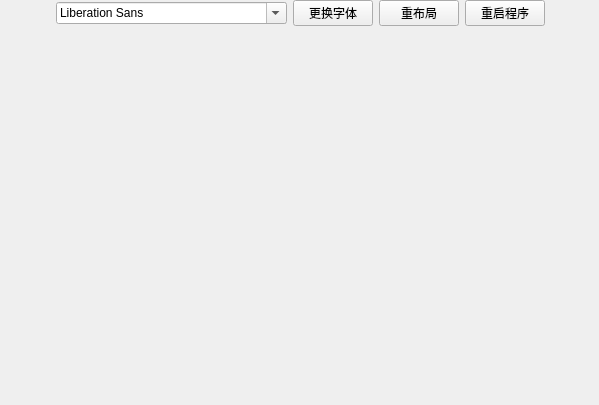
Before: the Qt Designer form include/Setting/styleSetting.ui in hymnly133/Sapphire-EnhancedDesktop, drawn with Qt 5.
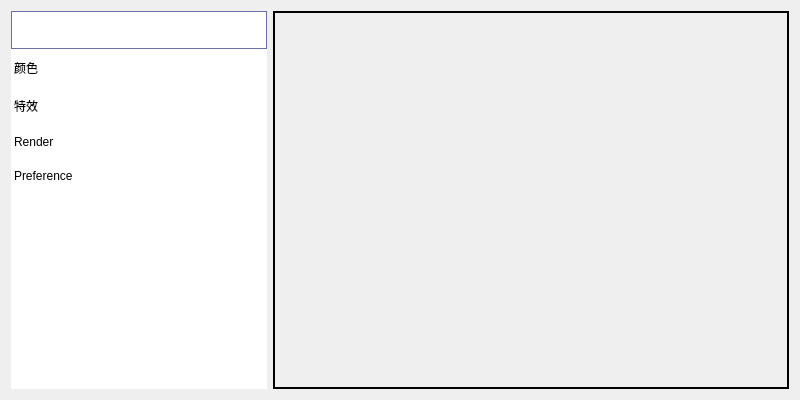
After: the same form once the commit is applied.

Patch:
```diff
--- a/include/Setting/styleSetting.ui
+++ b/include/Setting/styleSetting.ui
@@ -6,91 +6,143 @@
    <rect>
     <x>0</x>
     <y>0</y>
-    <width>599</width>
-    <height>405</height>
+    <width>800</width>
+    <height>400</height>
    </rect>
   </property>
+  <property name="minimumSize">
+   <size>
+    <width>400</width>
+    <height>200</height>
+   </size>
+  </property>
+  <property name="maximumSize">
+   <size>
+    <width>800</width>
+    <height>400</height>
+   </size>
+  </property>
   <property name="windowTitle">
    <string>Form</string>
   </property>
-  <widget class="QWidget" name="verticalLayoutWidget">
-   <property name="geometry">
-    <rect>
-     <x>0</x>
-     <y>0</y>
-     <width>601</width>
-     <height>411</height>
-    </rect>
-   </property>
-   <layout class="QVBoxLayout" name="layouts" stretch="0,1,1,1,1">
+  <layout class="QHBoxLayout" name="horizontalLayout">
     <item>
-     <layout class="QHBoxLayout" name="buttons">
-      <item>
-       <spacer name="horizontalSpacer">
-        <property name="orientation">
-         <enum>Qt::Horizontal</enum>
-        </property>
-        <property name="sizeHint" stdset="0">
+    <widget class="QListWidget" name="listWidget">
+     <property name="sizePolicy">
+      <sizepolicy hsizetype="Preferred" vsizetype="Preferred">
+       <horstretch>0</horstretch>
+       <verstretch>0</verstretch>
+      </sizepolicy>
+     </property>
+     <property name="minimumSize">
          <size>
-          <width>40</width>
-          <height>20</height>
-         </size>
-        </property>
-       </spacer>
+       <width>200</width>
+       <height>300</height>
+      </size>
+     </property>
+     <property name="maximumSize">
+      <size>
+       <width>300</width>
+       <height>16777215</height>
+      </size>
+     </property>
+     <property name="styleSheet">
+      <string notr="true">QListView {
+    outline: none;
+    show-decoration-selected: 1;
+	border: none;      
+    padding: 0;        
+    margin: 0; 
+}
+
+QListView::item {
+    background: qlineargradient(x1: 0, y1: 0, x2: 0, y2: 1,
+                                stop: 0 #85FFCE, stop: 0.5 #83F3C6, stop: 1 #A6F5D5);
+}
+
+QListView::item:alternate {
+    background: 	OliveDrab4; 
+}
+
+
+#listWidget::item {
+    padding: 10px;
+}
+
+QListView::item:selected {
+    border: 1px solid #6a6ea9;
+}
+
+QListView::item:selected:!active {
+    background: qlineargradient(x1: 0, y1: 0, x2: 0, y2: 1,
+                                stop: 0 #1BE9F7, stop: 1 #C3F5F9);
+
+}
+
+QListView::item:selected:active {
+    background: qlineargradient(x1: 0, y1: 0, x2: 0, y2: 1,
+                                stop: 0 #1BE9F7, stop: 1 #C3F5F9);
+ 
+}
+
+QListView::item:hover {
+   background: qlineargradient(x1: 0, y1: 0, x2: 0, y2: 1,
+                                stop: 0 #CB5CF3, stop: 1 #DC98F5);
+}</string>
+     </property>
+     <property name="frameShape">
+      <enum>QFrame::Shape::NoFrame</enum>
+     </property>
+     <property name="lineWidth">
+      <number>0</number>
+     </property>
+     <property name="spacing">
+      <number>0</number>
+     </property>
+     <property name="itemAlignment">
+      <set>Qt::AlignmentFlag::AlignCenter</set>
+     </property>
+     <property name="currentRow">
+      <number>0</number>
+     </property>
+     <item>
+      <property name="text">
+       <string>总体设计</string>
+      </property>
       </item>
       <item>
-       <widget class="QFontComboBox" name="fontComboBox"/>
+      <property name="text">
+       <string>颜色</string>
+      </property>
       </item>
       <item>
-       <widget class="QPushButton" name="fontChangeBox">
         <property name="text">
-         <string>更换字体</string>
-        </property>
-       </widget>
+       <string>特效</string>
+      </property>
       </item>
       <item>
-       <widget class="QPushButton" name="resizeBox">
         <property name="text">
-         <string>重布局</string>
-        </property>
-       </widget>
+       <string>Render</string>
+      </property>
       </item>
       <item>
-       <widget class="QPushButton" name="rebootBox">
         <property name="text">
-         <string>重启程序</string>
-        </property>
+       <string>Preference</string>
+      </property>
+     </item>
        </widget>
       </item>
       <item>
-       <spacer name="horizontalSpacer_2">
-        <property name="orientation">
-         <enum>Qt::Horizontal</enum>
-        </property>
-        <property name="sizeHint" stdset="0">
-         <size>
-          <width>40</width>
-          <height>20</height>
-         </size>
-        </property>
-       </spacer>
-      </item>
-     </layout>
-    </item>
-    <item>
-     <layout class="QHBoxLayout" name="colorLayout"/>
-    </item>
-    <item>
-     <layout class="QHBoxLayout" name="effectLayout"/>
-    </item>
-    <item>
-     <layout class="QHBoxLayout" name="renderLayout"/>
-    </item>
-    <item>
-     <layout class="QHBoxLayout" name="preferenceLayout"/>
-    </item>
-   </layout>
-  </widget>
+    <widget class="QStackedWidget" name="stackedWidget">
+     <property name="frameShape">
+      <enum>QFrame::Shape::WinPanel</enum>
+     </property>
+     <property name="currentIndex">
+      <number>-1</number>
+     </property>
+    </widget>
+   </item>
+  </layout>
  </widget>
  <resources/>
  <connections/>
```
Lines whose indentation alone changed are shown as unchanged.
